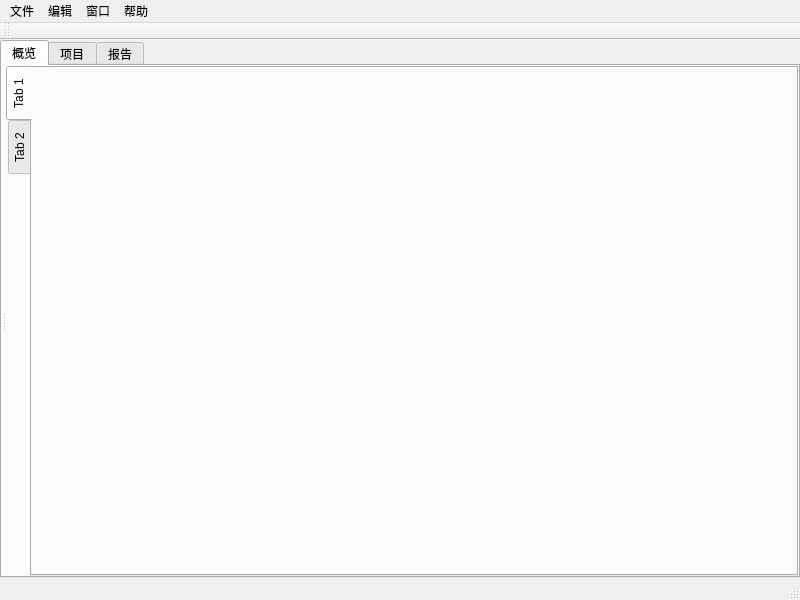
Qt form projectManage/UI/PM_Anim_MainWin.ui (IvanYangYangXi/pyqt_study) before a commit.
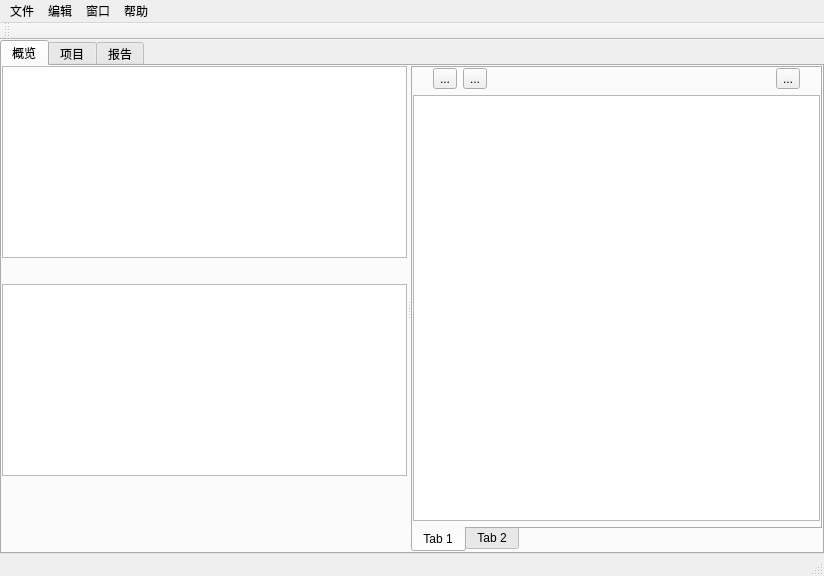
The same form after that commit.

The edit to the form file:
```diff
--- a/projectManage/UI/PM_Anim_MainWin.ui
+++ b/projectManage/UI/PM_Anim_MainWin.ui
@@ -6,8 +6,8 @@
    <rect>
     <x>0</x>
     <y>0</y>
-    <width>800</width>
-    <height>600</height>
+    <width>824</width>
+    <height>576</height>
    </rect>
   </property>
   <property name="windowTitle">
@@ -61,75 +61,132 @@
            <enum>Qt::Horizontal</enum>
           </property>
           <widget class="QWidget" name="verticalLayoutWidget_2">
-           <layout class="QVBoxLayout" name="verticalLayout_2"/>
+           <layout class="QVBoxLayout" name="verticalLayout_2">
+            <property name="bottomMargin">
+             <number>5</number>
+            </property>
+            <item>
+             <widget class="QListWidget" name="listWidget"/>
+            </item>
+            <item>
+             <spacer name="horizontalSpacer">
+              <property name="orientation">
+               <enum>Qt::Horizontal</enum>
+              </property>
+              <property name="sizeHint" stdset="0">
+               <size>
+                <width>40</width>
+                <height>20</height>
+               </size>
+              </property>
+             </spacer>
+            </item>
+            <item>
+             <widget class="QListWidget" name="listWidget_2"/>
+            </item>
+            <item>
+             <spacer name="verticalSpacer">
+              <property name="orientation">
+               <enum>Qt::Vertical</enum>
+              </property>
+              <property name="sizeHint" stdset="0">
+               <size>
+                <width>20</width>
+                <height>40</height>
+               </size>
+              </property>
+             </spacer>
+            </item>
+           </layout>
           </widget>
           <widget class="QWidget" name="verticalLayoutWidget_3">
            <layout class="QVBoxLayout" name="verticalLayout_3">
             <item>
              <widget class="QTabWidget" name="tabWidget_2">
-              <property name="enabled">
-               <bool>true</bool>
-              </property>
-              <property name="sizePolicy">
-               <sizepolicy hsizetype="Expanding" vsizetype="Expanding">
-                <horstretch>0</horstretch>
-                <verstretch>0</verstretch>
-               </sizepolicy>
-              </property>
-              <property name="baseSize">
-               <size>
-                <width>0</width>
-                <height>0</height>
-               </size>
-              </property>
-              <property name="focusPolicy">
-               <enum>Qt::TabFocus</enum>
-              </property>
-              <property name="layoutDirection">
-               <enum>Qt::LeftToRight</enum>
-              </property>
               <property name="tabPosition">
-               <enum>QTabWidget::West</enum>
-              </property>
-              <property name="tabShape">
-               <enum>QTabWidget::Rounded</enum>
+               <enum>QTabWidget::South</enum>
               </property>
               <property name="currentIndex">
                <number>0</number>
               </property>
-              <property name="iconSize">
-               <size>
-                <width>16</width>
-                <height>16</height>
-               </size>
-              </property>
-              <property name="elideMode">
-               <enum>Qt::ElideNone</enum>
-              </property>
-              <property name="usesScrollButtons">
-               <bool>true</bool>
-              </property>
-              <property name="documentMode">
-               <bool>false</bool>
-              </property>
-              <property name="movable">
-               <bool>false</bool>
-              </property>
               <widget class="QWidget" name="tab">
                <attribute name="title">
                 <string>Tab 1</string>
                </attribute>
-               <widget class="QWidget" name="horizontalLayoutWidget">
-                <property name="geometry">
-                 <rect>
-                  <x>20</x>
-                  <y>10</y>
-                  <width>160</width>
-                  <height>80</height>
-                 </rect>
+               <layout class="QVBoxLayout" name="verticalLayout_4">
+                <property name="leftMargin">
+                 <number>0</number>
                 </property>
-                <layout class="QHBoxLayout" name="horizontalLayout_3"/>
-               </widget>
+                <property name="topMargin">
+                 <number>0</number>
+                </property>
+                <property name="rightMargin">
+                 <number>0</number>
+                </property>
+                <property name="bottomMargin">
+                 <number>5</number>
+                </property>
+                <item>
+                 <layout class="QHBoxLayout" name="horizontalLayout_3">
+                  <property name="leftMargin">
+                   <number>20</number>
+                  </property>
+                  <property name="rightMargin">
+                   <number>20</number>
+                  </property>
+                  <item>
+                   <widget class="QToolButton" name="toolButton">
+                    <property name="text">
+                     <string>...</string>
+                    </property>
+                   </widget>
+                  </item>
+                  <item>
+                   <widget class="QToolButton" name="toolButton_2">
+                    <property name="text">
+                     <string>...</string>
+                    </property>
+                   </widget>
+                  </item>
+                  <item>
+                   <spacer name="horizontalSpacer_2">
+                    <property name="orientation">
+                     <enum>Qt::Horizontal</enum>
+                    </property>
+                    <property name="sizeHint" stdset="0">
+                     <size>
+                      <width>40</width>
+                      <height>20</height>
+                     </size>
+                    </property>
+                   </spacer>
+                  </item>
+                  <item>
+                   <layout class="QHBoxLayout" name="horizontalLayout_4">
+                    <item>
+                     <widget class="QToolButton" name="toolButton_3">
+                      <property name="sizePolicy">
+                       <sizepolicy hsizetype="Fixed" vsizetype="Fixed">
+                        <horstretch>0</horstretch>
+                        <verstretch>0</verstretch>
+                       </sizepolicy>
+                      </property>
+                      <property name="text">
+                       <string>...</string>
+                      </property>
+                      <property name="arrowType">
+                       <enum>Qt::NoArrow</enum>
+                      </property>
+                     </widget>
+                    </item>
+                   </layout>
+                  </item>
+                 </layout>
+                </item>
+                <item>
+                 <widget class="QListView" name="listView"/>
+                </item>
+               </layout>
               </widget>
               <widget class="QWidget" name="tab_2">
                <attribute name="title">
@@ -166,7 +223,7 @@
     <rect>
      <x>0</x>
      <y>0</y>
-     <width>800</width>
+     <width>824</width>
      <height>23</height>
     </rect>
    </property>
```
